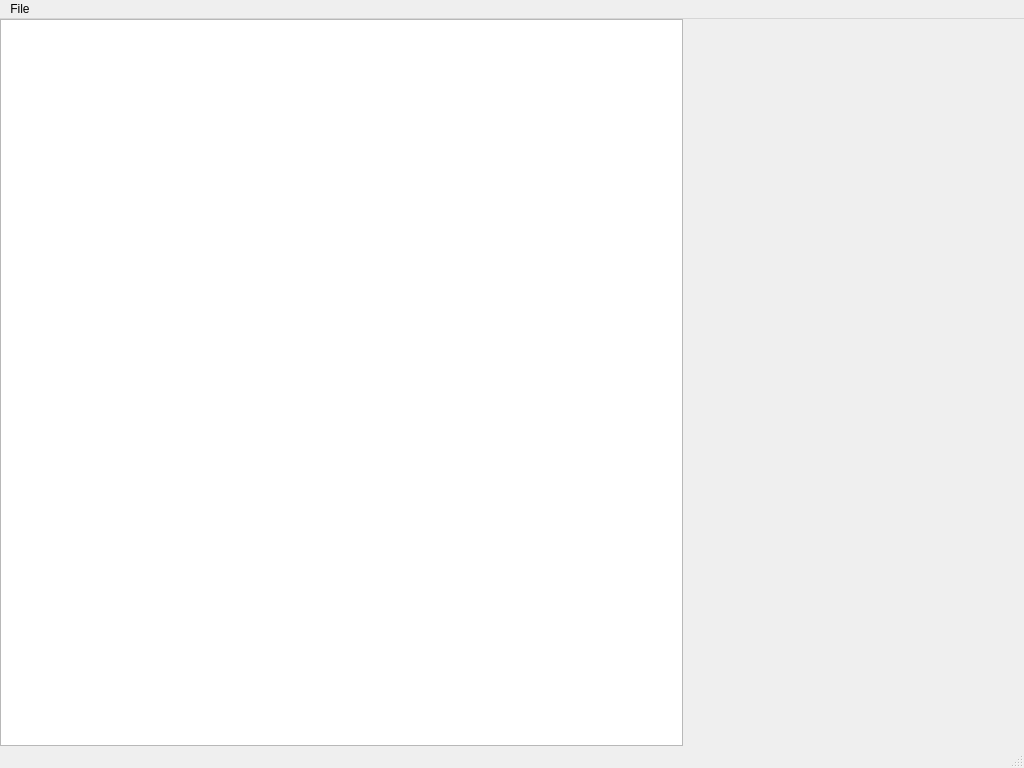
Above: source/badziaha/forms/main_window.ui from Mikalai/punk_project_a before the change. Below: the same form after it.
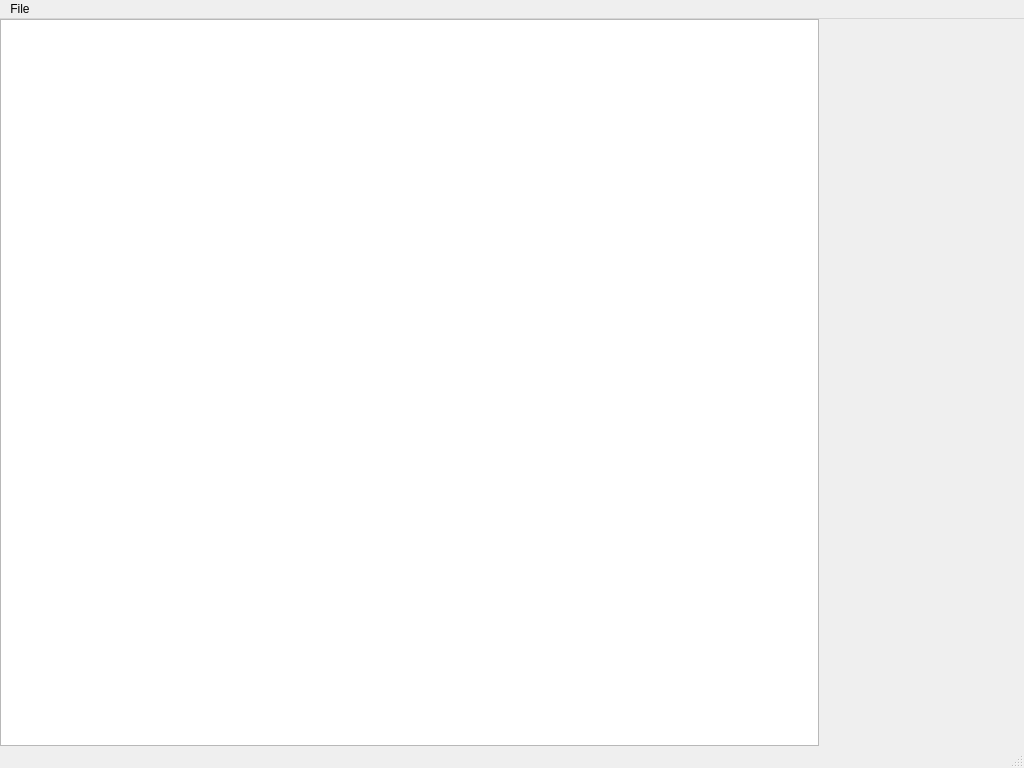
That is the form after the change. Custom widgets are drawn as their Qt base class.

The edit to the form file:
```diff
--- a/source/badziaha/forms/main_window.ui
+++ b/source/badziaha/forms/main_window.ui
@@ -34,8 +34,8 @@
      <widget class="QGraphicsView" name="m_render_view">
       <property name="sizePolicy">
        <sizepolicy hsizetype="Expanding" vsizetype="Expanding">
-        <horstretch>2</horstretch>
-        <verstretch>2</verstretch>
+        <horstretch>4</horstretch>
+        <verstretch>4</verstretch>
        </sizepolicy>
       </property>
      </widget>
```
Left out of the diff: 2 changed lines with no effect on the pictures.
